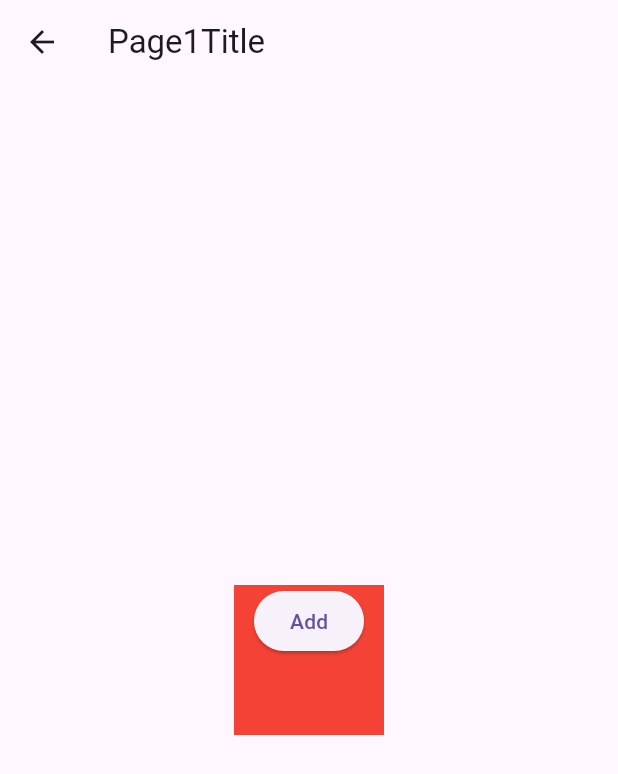
After one commit to Raj3448/flutter_C2W_Projects, a Flutter app: the Page1View screen opened by its route, on a phone screen of 412 x 824 dp. The commit adds this screen. Shown: the top 774 px of the screen. Run offline on Flutter 3.47's test engine with Material 3 defaults, Android fonts, the phone set to English and light mode, and no system bars; our stand-ins replace get.

Commit message:
commit by raj

```diff
--- /dev/null
+++ b/Concepts/GetxTutorial/getx_demo/lib/Page1/page1_binding.dart
@@ -0,0 +1,11 @@
+import 'package:get/get.dart';
+import 'package:getx_demo/Page1/page1_controller.dart';
+
+
+//used for initialiazing all controller for page1
+class Page1Binding extends Bindings{
+  @override
+  void dependencies() {
+    Get.lazyPut(() => Page1Controller());
+  }
+}
--- /dev/null
+++ b/Concepts/GetxTutorial/getx_demo/lib/Page1/page1_controller.dart
@@ -0,0 +1,7 @@
+import 'package:get/get.dart';
+
+class Page1Controller extends GetxController {
+  RxString title = 'Page1Title'.obs;
+  //methods
+  //Buisness logic
+}
--- /dev/null
+++ b/Concepts/GetxTutorial/getx_demo/lib/Page1/page1_view.dart
@@ -0,0 +1,40 @@
+import 'package:flutter/material.dart';
+import 'package:get/get.dart';
+import 'package:getx_demo/Page1/page1_controller.dart';
+
+class Page1View extends StatelessWidget {
+  @override
+  Widget build(BuildContext context) {
+    return Scaffold(
+      appBar: AppBar(
+        title: Text(Get.find<Page1Controller>().title.toString()),
+      ),
+      body: Center(
+        child: Column(
+          mainAxisAlignment: MainAxisAlignment.center,
+          children: [
+            InkWell(
+              onTap: () {
+                //Get.back(result: "From Raj");
+              },
+              child: Container(
+                height: 100,
+                width: 100,
+                color: Colors.red,
+                child: Column(
+                  children: [
+                    ElevatedButton(
+                        onPressed: () {
+                          Get.toNamed('/page2');
+                        },
+                        child: const Text('Add'))
+                  ],
+                ),
+              ),
+            ),
+          ],
+        ),
+      ),
+    );
+  }
+}
--- /dev/null
+++ b/Concepts/GetxTutorial/getx_demo/lib/Page2/page2_binding.dart
@@ -0,0 +1,9 @@
+import 'package:get/get.dart';
+import 'package:getx_demo/Page2/page2_controller.dart';
+//used for initialiazing all controller for page12
+class Page2Binding extends Bindings{
+  @override
+  void dependencies() {
+    Get.lazyPut(() => Page2Controller());
+  }
+}
--- /dev/null
+++ b/Concepts/GetxTutorial/getx_demo/lib/Page2/page2_controller.dart
@@ -0,0 +1,7 @@
+import 'package:get/get.dart';
+
+class Page2Controller extends GetxController {
+  RxString title = 'Page2Title'.obs;
+  //methods
+  //Buisness logic
+}
--- a/Concepts/GetxTutorial/getx_demo/lib/ScreenA.dart
+++ b/Concepts/GetxTutorial/getx_demo/lib/ScreenA.dart
@@ -17,7 +17,8 @@ class ScreenA extends StatelessWidget {
           children: [
             InkWell(
               onTap: () {
-                Get.back(result: "From Raj");
+                // Get.back(result: "From Raj");
+                Get.toNamed('/page1');
               },
               child: Container(
                 height: 100,
--- a/Concepts/GetxTutorial/getx_demo/lib/main.dart
+++ b/Concepts/GetxTutorial/getx_demo/lib/main.dart
@@ -1,20 +1,30 @@
 import 'package:flutter/material.dart';
 import 'package:get/get.dart';
+import 'package:getx_demo/Page1/Page1_view.dart';
+import 'package:getx_demo/Page1/page1_binding.dart';
+import 'package:getx_demo/Page2/page2_binding.dart';
+import 'package:getx_demo/Page2/page2_view.dart';
 import 'package:getx_demo/ScreenA.dart';
 import 'package:getx_demo/controller/CounterController.dart';
 
 void main() {
-  runApp(Main());
+  runApp(const Main());
 }
 
 class Main extends StatelessWidget {
-  Main({Key? key}) : super(key: key);
+  const Main({Key? key}) : super(key: key);
 
   //var myController = Get.put(MyCounter());
 
   @override
   Widget build(BuildContext context) {
     return GetMaterialApp(
+      //initialBinding: AllBinding(), //UserDefined class used for binding all the controller at a time and access the controller by using find() in all over class
+      getPages: [
+        GetPage(name: '/', page: ()=> const Main()),
+        GetPage(name: '/page1', page: () => Page1View(),binding: Page1Binding()),
+        GetPage(name: '/page2', page: () => Page2View(),binding: Page2Binding())
+      ],
       home: Scaffold(
         appBar: AppBar(
           title: const Text('Demo app'),
```
Also changed, not shown: Concepts/GetxTutorial/getx_demo/lib/Page2/page2_view.dart (added, +37 -0 lines).
